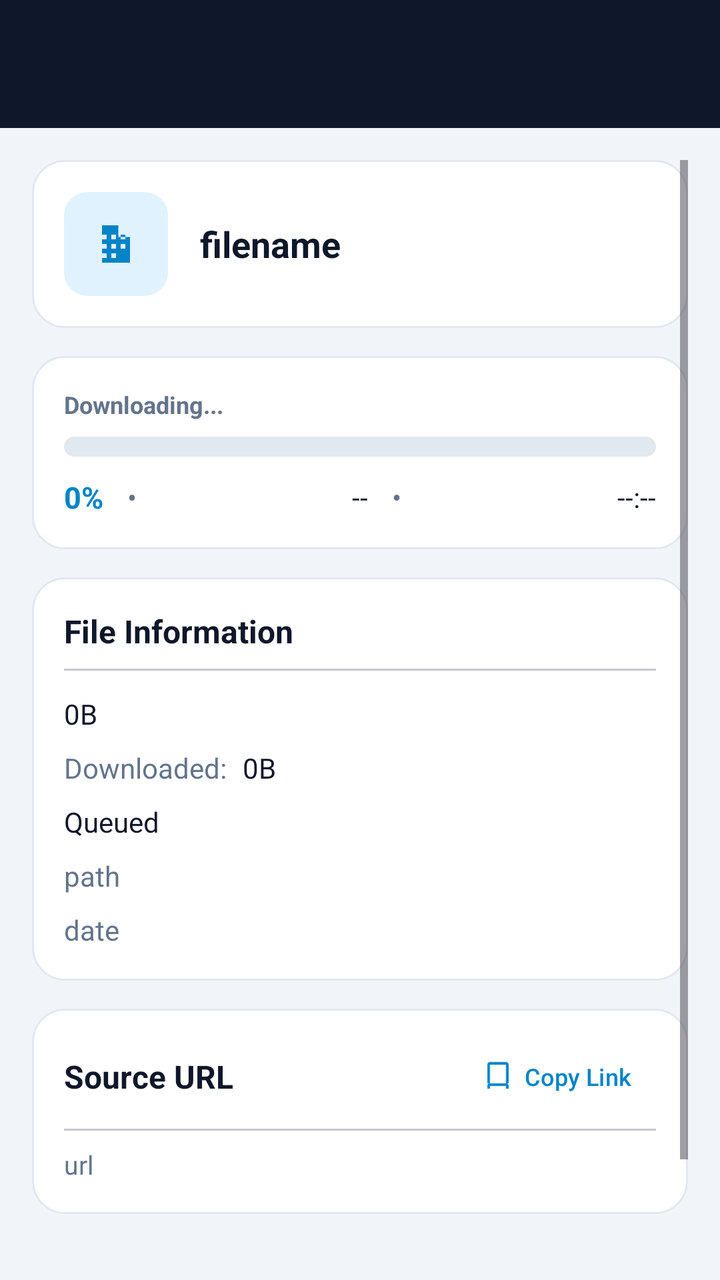
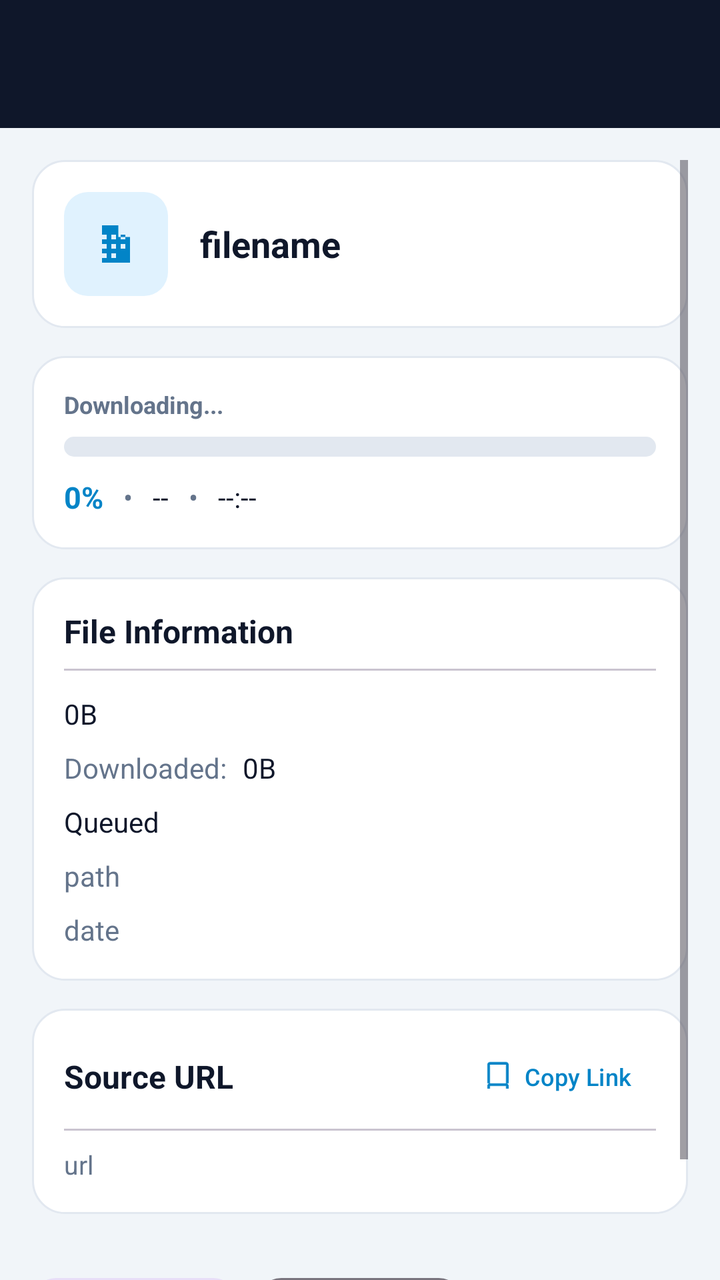

The first picture is an Android layout as it rendered before a commit; the second is the same layout after the commit. The layout source and the unified diff follow.
<!-- AndroidManifest.xml: activity theme Theme.DownloadManager -->
<!-- res/layout/activity_download_detail.xml -->
<?xml version="1.0" encoding="utf-8"?>
<LinearLayout
    xmlns:android="http://schemas.android.com/apk/res/android"
    xmlns:app="http://schemas.android.com/apk/res-auto"
    xmlns:tools="http://schemas.android.com/tools"
    android:layout_width="match_parent"
    android:layout_height="match_parent"
    android:background="@color/colorBackground"
    android:orientation="vertical"
    tools:context=".activity.DownloadDetailActivity">

    <com.google.android.material.appbar.MaterialToolbar
        android:id="@+id/toolbar"
        android:layout_width="match_parent"
        android:layout_height="?attr/actionBarSize"
        android:background="@color/colorHeaderBg"
        android:elevation="4dp"
        app:navigationIconTint="@android:color/white"
        app:titleTextColor="@android:color/white" />

    <ScrollView
        android:layout_width="match_parent"
        android:layout_height="match_parent"
        android:fillViewport="true"
        android:padding="16dp">

        <LinearLayout
            android:layout_width="match_parent"
            android:layout_height="wrap_content"
            android:orientation="vertical">

            
            <LinearLayout
                android:layout_width="match_parent"
                android:layout_height="wrap_content"
                android:background="@drawable/card_background"
                android:gravity="center_vertical"
                android:orientation="horizontal"
                android:padding="16dp">

                <FrameLayout
                    android:layout_width="52dp"
                    android:layout_height="52dp"
                    android:layout_marginEnd="16dp"
                    android:background="@drawable/icon_badge_background">

                    <ImageView
                        android:id="@+id/ivFileType"
                        android:layout_width="28dp"
                        android:layout_height="28dp"
                        android:layout_gravity="center"
                        android:contentDescription="@string/download_details"
                        android:src="@drawable/ic_file"
                        app:tint="@color/colorPrimary" />
                </FrameLayout>

                <TextView
                    android:id="@+id/tvFilename"
                    android:layout_width="0dp"
                    android:layout_height="wrap_content"
                    android:layout_weight="1"
                    android:text="filename"
                    android:textAlignment="viewStart"
                    android:textColor="@color/colorOnSurface"
                    android:textDirection="firstStrong"
                    android:textIsSelectable="true"
                    android:textSize="18sp"
                    android:textStyle="bold" />
            </LinearLayout>

            
            <LinearLayout
                android:layout_width="match_parent"
                android:layout_height="wrap_content"
                android:layout_marginTop="14dp"
                android:background="@drawable/card_background"
                android:orientation="vertical"
                android:padding="16dp">

                <TextView
                    android:layout_width="match_parent"
                    android:layout_height="wrap_content"
                    android:text="@string/downloading"
                    android:textColor="@color/gray"
                    android:textSize="12sp"
                    android:textStyle="bold" />

                <ProgressBar
                    android:id="@+id/progressBar"
                    style="?android:attr/progressBarStyleHorizontal"
                    android:layout_width="match_parent"
                    android:layout_height="10dp"
                    android:layout_marginTop="8dp"
                    android:max="100"
                    android:progress="0"
                    android:progressDrawable="@drawable/progress_bar_drawable" />

                <LinearLayout
                    android:layout_width="match_parent"
                    android:layout_height="wrap_content"
                    android:layout_marginTop="10dp"
                    android:gravity="center_vertical"
                    android:orientation="horizontal">

                    <TextView
                        android:id="@+id/tvProgress"
                        android:layout_width="wrap_content"
                        android:layout_height="wrap_content"
                        android:text="0%"
                        android:textColor="@color/colorPrimary"
                        android:textSize="15sp"
                        android:textStyle="bold" />

                    <TextView
                        android:layout_width="0dp"
                        android:layout_height="wrap_content"
                        android:layout_marginStart="12dp"
                        android:layout_weight="1"
                        android:text="•"
                        android:textColor="@color/gray" />

                    <TextView
                        android:id="@+id/tvDownloadSpeed"
                        android:layout_width="wrap_content"
                        android:layout_height="wrap_content"
                        android:text="--"
                        android:textColor="@color/colorOnSurface" />

                    <TextView
                        android:layout_width="0dp"
                        android:layout_height="wrap_content"
                        android:layout_marginStart="12dp"
                        android:layout_weight="1"
                        android:text="•"
                        android:textColor="@color/gray" />

                    <TextView
                        android:id="@+id/tvEta"
                        android:layout_width="wrap_content"
                        android:layout_height="wrap_content"
                        android:text="--:--"
                        android:textColor="@color/colorOnSurface" />
                </LinearLayout>
            </LinearLayout>

            
            <LinearLayout
                android:layout_width="match_parent"
                android:layout_height="wrap_content"
                android:layout_marginTop="14dp"
                android:background="@drawable/card_background"
                android:orientation="vertical"
                android:padding="16dp">

                <TextView
                    android:layout_width="match_parent"
                    android:layout_height="wrap_content"
                    android:text="@string/file_information"
                    android:textColor="@color/colorOnSurface"
                    android:textSize="16sp"
                    android:textStyle="bold" />

                <com.google.android.material.divider.MaterialDivider
                    android:layout_width="match_parent"
                    android:layout_height="1dp"
                    android:layout_marginVertical="8dp" />

                <TextView
                    android:id="@+id/tvFileSize"
                    android:layout_width="wrap_content"
                    android:layout_height="wrap_content"
                    android:layout_marginTop="4dp"
                    android:text="0B"
                    android:textColor="@color/colorOnSurface"
                    android:textSize="14sp" />

                <LinearLayout
                    android:layout_width="match_parent"
                    android:layout_height="wrap_content"
                    android:layout_marginTop="8dp"
                    android:gravity="center_vertical"
                    android:orientation="horizontal">

                    <TextView
                        android:layout_width="wrap_content"
                        android:layout_height="wrap_content"
                        android:text="Downloaded:"
                        android:textColor="@color/gray" />

                    <TextView
                        android:id="@+id/tvDownloadedSize"
                        android:layout_width="wrap_content"
                        android:layout_height="wrap_content"
                        android:layout_marginStart="8dp"
                        android:text="0B"
                        android:textColor="@color/colorOnSurface" />
                </LinearLayout>

                <TextView
                    android:id="@+id/tvStatus"
                    android:layout_width="wrap_content"
                    android:layout_height="wrap_content"
                    android:layout_marginTop="8dp"
                    android:text="Queued"
                    android:textColor="@color/colorOnSurface" />

                <TextView
                    android:id="@+id/tvSavePath"
                    android:layout_width="match_parent"
                    android:layout_height="wrap_content"
                    android:layout_marginTop="8dp"
                    android:text="path"
                    android:textAlignment="viewStart"
                    android:textColor="@color/gray"
                    android:textDirection="firstStrong"
                    android:textIsSelectable="true" />

                <TextView
                    android:id="@+id/tvAddedDate"
                    android:layout_width="wrap_content"
                    android:layout_height="wrap_content"
                    android:layout_marginTop="8dp"
                    android:text="date"
                    android:textColor="@color/gray" />

                <TextView
                    android:id="@+id/tvCompletedDate"
                    android:layout_width="match_parent"
                    android:layout_height="wrap_content"
                    android:layout_marginTop="8dp"
                    android:text="@string/completed"
                    android:textColor="@color/status_completed"
                    android:visibility="gone" />

                <TextView
                    android:id="@+id/tvErrorMessage"
                    android:layout_width="match_parent"
                    android:layout_height="wrap_content"
                    android:layout_marginTop="8dp"
                    android:textColor="@color/red"
                    android:visibility="gone" />
            </LinearLayout>

            
            <LinearLayout
                android:id="@+id/torrentInfo"
                android:layout_width="match_parent"
                android:layout_height="wrap_content"
                android:layout_marginTop="14dp"
                android:background="@drawable/card_background"
                android:orientation="vertical"
                android:padding="16dp"
                android:visibility="gone">

                <LinearLayout
                    android:layout_width="match_parent"
                    android:layout_height="wrap_content"
                    android:gravity="center_vertical"
                    android:orientation="horizontal">

                    <TextView
                        android:layout_width="0dp"
                        android:layout_height="wrap_content"
                        android:layout_weight="1"
                        android:text="Torrent Swarm &amp; Files"
                        android:textColor="@color/colorOnSurface"
                        android:textSize="16sp"
                        android:textStyle="bold" />

                    <com.google.android.material.button.MaterialButton
                        android:id="@+id/btnToggleSeeding"
                        style="@style/Widget.Material3.Button.TonalButton"
                        android:layout_width="wrap_content"
                        android:layout_height="36dp"
                        android:insetTop="0dp"
                        android:insetBottom="0dp"
                        android:minHeight="36dp"
                        android:text="@string/seed"
                        android:textSize="12sp"
                        android:visibility="gone"
                        app:cornerRadius="10dp" />
                </LinearLayout>

                <com.google.android.material.divider.MaterialDivider
                    android:layout_width="match_parent"
                    android:layout_height="1dp"
                    android:layout_marginVertical="8dp" />

                <LinearLayout
                    android:layout_width="match_parent"
                    android:layout_height="wrap_content"
                    android:orientation="horizontal">

                    <TextView
                        android:id="@+id/tvSeeds"
                        android:layout_width="0dp"
                        android:layout_height="wrap_content"
                        android:layout_weight="1"
                        android:text="Seeds: 0"
                        android:textColor="@color/status_completed"
                        android:textStyle="bold" />

                    <TextView
                        android:id="@+id/tvPeers"
                        android:layout_width="0dp"
                        android:layout_height="wrap_content"
                        android:layout_weight="1"
                        android:text="Peers: 0"
                        android:textColor="@color/colorPrimary"
                        android:textStyle="bold" />

                    <TextView
                        android:id="@+id/tvUploadSpeed"
                        android:layout_width="wrap_content"
                        android:layout_height="wrap_content"
                        android:text="Upload: 0B/s"
                        android:textColor="@color/gray" />
                </LinearLayout>

                <TextView
                    android:id="@+id/tvTorrentHash"
                    android:layout_width="match_parent"
                    android:layout_height="wrap_content"
                    android:layout_marginTop="6dp"
                    android:text="InfoHash: --"
                    android:textColor="@color/gray"
                    android:textSize="12sp" />

                <com.google.android.material.divider.MaterialDivider
                    android:layout_width="match_parent"
                    android:layout_height="1dp"
                    android:layout_marginVertical="8dp" />

                <TextView
                    android:id="@+id/tvTorrentFilesHeader"
                    android:layout_width="match_parent"
                    android:layout_height="wrap_content"
                    android:text="Torrent Files"
                    android:textColor="@color/colorOnSurface"
                    android:textSize="14sp"
                    android:textStyle="bold" />

                <LinearLayout
                    android:id="@+id/llTorrentFilesList"
                    android:layout_width="match_parent"
                    android:layout_height="wrap_content"
                    android:layout_marginTop="6dp"
                    android:orientation="vertical" />
            </LinearLayout>

            
            <LinearLayout
                android:id="@+id/videoInfo"
                android:layout_width="match_parent"
                android:layout_height="wrap_content"
                android:layout_marginTop="14dp"
                android:background="@drawable/card_background"
                android:orientation="vertical"
                android:padding="16dp"
                android:visibility="gone">

                <TextView
                    android:layout_width="match_parent"
                    android:layout_height="wrap_content"
                    android:text="Media Information"
                    android:textColor="@color/colorOnSurface"
                    android:textSize="16sp"
                    android:textStyle="bold" />

                <com.google.android.material.divider.MaterialDivider
                    android:layout_width="match_parent"
                    android:layout_height="1dp"
                    android:layout_marginVertical="8dp" />

                <LinearLayout
                    android:layout_width="match_parent"
                    android:layout_height="wrap_content"
                    android:gravity="center_vertical"
                    android:orientation="horizontal">

                    <TextView
                        android:layout_width="wrap_content"
                        android:layout_height="wrap_content"
                        android:text="Title / Track:"
                        android:textColor="@color/gray" />

                    <TextView
                        android:id="@+id/tvVideoTitle"
                        android:layout_width="0dp"
                        android:layout_height="wrap_content"
                        android:layout_marginStart="12dp"
                        android:layout_weight="1"
                        android:text=""
                        android:textColor="@color/colorOnSurface" />
                </LinearLayout>

                <LinearLayout
                    android:layout_width="match_parent"
                    android:layout_height="wrap_content"
                    android:layout_marginTop="8dp"
                    android:gravity="center_vertical"
                    android:orientation="horizontal">

                    <TextView
                        android:layout_width="wrap_content"
                        android:layout_height="wrap_content"
                        android:text="Format / Quality:"
                        android:textColor="@color/gray" />

                    <TextView
                        android:id="@+id/tvVideoQuality"
                        android:layout_width="wrap_content"
                        android:layout_height="wrap_content"
                        android:layout_marginStart="12dp"
                        android:text=""
                        android:textColor="@color/colorOnSurface" />
                </LinearLayout>
            </LinearLayout>

            
            <LinearLayout
                android:layout_width="match_parent"
                android:layout_height="wrap_content"
                android:layout_marginTop="14dp"
                android:background="@drawable/card_background"
                android:orientation="vertical"
                android:padding="16dp">

                <LinearLayout
                    android:layout_width="match_parent"
                    android:layout_height="wrap_content"
                    android:gravity="center_vertical"
                    android:orientation="horizontal">

                    <TextView
                        android:layout_width="0dp"
                        android:layout_height="wrap_content"
                        android:layout_weight="1"
                        android:text="Source URL"
                        android:textColor="@color/colorOnSurface"
                        android:textSize="16sp"
                        android:textStyle="bold" />

                    <com.google.android.material.button.MaterialButton
                        android:id="@+id/btnCopyUrl"
                        style="@style/Widget.Material3.Button.TextButton"
                        android:layout_width="wrap_content"
                        android:layout_height="36dp"
                        android:insetTop="0dp"
                        android:insetBottom="0dp"
                        android:text="@string/copy_link"
                        android:textSize="12sp"
                        app:icon="@drawable/ic_copy"
                        app:iconSize="16dp" />
                </LinearLayout>

                <com.google.android.material.divider.MaterialDivider
                    android:layout_width="match_parent"
                    android:layout_height="1dp"
                    android:layout_marginVertical="8dp" />

                <TextView
                    android:id="@+id/tvUrl"
                    android:layout_width="match_parent"
                    android:layout_height="wrap_content"
                    android:text="url"
                    android:textColor="@color/gray"
                    android:textSize="13sp" />
            </LinearLayout>

            
            <LinearLayout
                android:layout_width="match_parent"
                android:layout_height="wrap_content"
                android:layout_marginTop="20dp"
                android:orientation="horizontal"
                android:paddingVertical="8dp">

                <com.google.android.material.button.MaterialButton
                    android:id="@+id/btnAction1"
                    style="@style/Widget.Material3.Button.TonalButton"
                    android:layout_width="0dp"
                    android:layout_height="48dp"
                    android:layout_weight="1"
                    android:text="Action"
                    app:cornerRadius="12dp" />

                <com.google.android.material.button.MaterialButton
                    android:id="@+id/btnAction2"
                    style="@style/Widget.Material3.Button.OutlinedButton"
                    android:layout_width="0dp"
                    android:layout_height="48dp"
                    android:layout_marginStart="10dp"
                    android:layout_weight="1"
                    android:text="Action"
                    app:cornerRadius="12dp" />

                <com.google.android.material.button.MaterialButton
                    android:id="@+id/btnAction3"
                    style="@style/Widget.Material3.Button.TextButton"
                    android:layout_width="0dp"
                    android:layout_height="48dp"
                    android:layout_marginStart="10dp"
                    android:layout_weight="1"
                    android:text="Action"
                    app:cornerRadius="12dp" />
            </LinearLayout>

        </LinearLayout>

    </ScrollView>
</LinearLayout>
<!-- resources referenced by this layout -->
<resources>
  <color name="colorBackground">#FFF1F5F9</color>
  <color name="colorHeaderBg">#FF0F172A</color>
  <color name="colorOnSurface">#FF0F172A</color>
  <color name="colorPrimary">#FF0284C7</color>
  <color name="gray">#FF64748B</color>
  <color name="red">#FFEF4444</color>
  <color name="status_completed">#FF10B981</color>
  <!-- drawable card_background (drawable) -->
  <?xml version="1.0" encoding="utf-8"?>
  <shape xmlns:android="http://schemas.android.com/apk/res/android">
      <solid android:color="@color/colorSurface" />
      <corners android:radius="16dp" />
      <stroke android:width="1dp" android:color="@color/colorBorder" />
  </shape>
  <!-- drawable ic_copy (drawable) -->
  <?xml version="1.0" encoding="utf-8"?>
  <vector xmlns:android="http://schemas.android.com/apk/res/android"
      android:width="24dp"
      android:height="24dp"
      android:viewportWidth="24"
      android:viewportHeight="24">
      <path
          android:fillColor="#FF000000"
          android:pathData="M16,1H4c-1.1,0 -2,0.9 -2,2v14h2V3h12v14h2V3c0,-1.1 -0.9,-2 -2,-2zm0,16H4c-1.1,0 -2,0.9 -2,2v2h2v-2h12v2h2v-2c0,-1.1 -0.9,-2 -2,-2z" />
  </vector>
  <!-- drawable ic_file (drawable) -->
  <?xml version="1.0" encoding="utf-8"?>
  <vector xmlns:android="http://schemas.android.com/apk/res/android"
      android:width="24dp"
      android:height="24dp"
      android:viewportWidth="24"
      android:viewportHeight="24">
      <path
          android:fillColor="#FF000000"
          android:pathData="M13,4H6v16h12V9h-5V4zM8,18H6v-2h2v2zm0,-4H6v-2h2v2zm0,-4H6V8h2v2zm4,8h-2v-2h2v2zm0,-4h-2v-2h2v2zm0,-4h-2V8h2v2zm4,4h-2v-2h2v2zm0,-4h-2V8h2v2zm-4,8h2v-2h-2v2z" />
  </vector>
  <!-- drawable icon_badge_background (drawable) -->
  <?xml version="1.0" encoding="utf-8"?>
  <shape xmlns:android="http://schemas.android.com/apk/res/android">
      <solid android:color="@color/icon_bg_tint" />
      <corners android:radius="12dp" />
  </shape>
  <string name="completed">Completed</string>
  <string name="copy_link">Copy Link</string>
  <string name="download_details">Download Details</string>
  <string name="downloading">Downloading...</string>
  <string name="file_information">File Information</string>
  <string name="seed">Seed</string>
  <style name="Theme.DownloadManager" parent="Theme.Material3.DayNight.NoActionBar">
          <item name="colorPrimary">@color/colorPrimary</item>
          <item name="colorPrimaryDark">@color/colorPrimaryDark</item>
          <item name="colorAccent">@color/colorAccent</item>
          <item name="colorSecondary">@color/colorAccent</item>
          <item name="colorOnPrimary">@color/colorOnPrimary</item>
          <item name="colorSurface">@color/colorSurface</item>
          <item name="colorOnSurface">@color/colorOnSurface</item>
          <item name="android:windowBackground">@color/colorBackground</item>
          <item name="android:statusBarColor">@color/colorHeaderBg</item>
          <item name="android:windowLightStatusBar">false</item>
      </style>
  <color name="colorSurface">#FFFFFFFF</color>
  <color name="colorBorder">#FFE2E8F0</color>
  <color name="icon_bg_tint">#FFE0F2FE</color>
  <color name="light_gray">#FFE2E8F0</color>
  <color name="colorAccent">#FF06B6D4</color>
  <color name="colorPrimaryDark">#FF0F172A</color>
  <color name="colorOnPrimary">#FFFFFFFF</color>
  <!-- unchanged entries left out for length: 1 -->
</resources>

<!-- the commit's change to res/layout/activity_download_detail.xml (unified diff, before → after) -->
@@ -19,8 +19,10 @@
         app:titleTextColor="@android:color/white" />
 
     <ScrollView
+        android:id="@+id/scrollDetailContainer"
         android:layout_width="match_parent"
         android:layout_height="match_parent"
+        android:clipToPadding="false"
         android:fillViewport="true"
         android:padding="16dp">
 
@@ -112,10 +114,9 @@
                         android:textStyle="bold" />
 
                     <TextView
-                        android:layout_width="0dp"
-                        android:layout_height="wrap_content"
-                        android:layout_marginStart="12dp"
-                        android:layout_weight="1"
+                        android:layout_width="wrap_content"
+                        android:layout_height="wrap_content"
+                        android:layout_marginHorizontal="10dp"
                         android:text="•"
                         android:textColor="@color/gray" />
 
@@ -127,10 +128,9 @@
                         android:textColor="@color/colorOnSurface" />
 
                     <TextView
-                        android:layout_width="0dp"
-                        android:layout_height="wrap_content"
-                        android:layout_marginStart="12dp"
-                        android:layout_weight="1"
+                        android:layout_width="wrap_content"
+                        android:layout_height="wrap_content"
+                        android:layout_marginHorizontal="10dp"
                         android:text="•"
                         android:textColor="@color/gray" />
 
@@ -289,6 +289,7 @@
                 <LinearLayout
                     android:layout_width="match_parent"
                     android:layout_height="wrap_content"
+                    android:baselineAligned="false"
                     android:orientation="horizontal">
 
                     <TextView
@@ -473,6 +474,7 @@
                 android:layout_width="match_parent"
                 android:layout_height="wrap_content"
                 android:layout_marginTop="20dp"
+                android:baselineAligned="false"
                 android:orientation="horizontal"
                 android:paddingVertical="8dp">
 
<!-- resource entries referenced after the edit -->
@@ -57,7 +57,7 @@
           <item name="colorSurface">@color/colorSurface</item>
           <item name="colorOnSurface">@color/colorOnSurface</item>
           <item name="android:windowBackground">@color/colorBackground</item>
-          <item name="android:statusBarColor">@color/colorHeaderBg</item>
+          <item name="android:windowLayoutInDisplayCutoutMode" tools:targetApi="p">shortEdges</item>
           <item name="android:windowLightStatusBar">false</item>
       </style>
   <color name="colorSurface">#FFFFFFFF</color>
